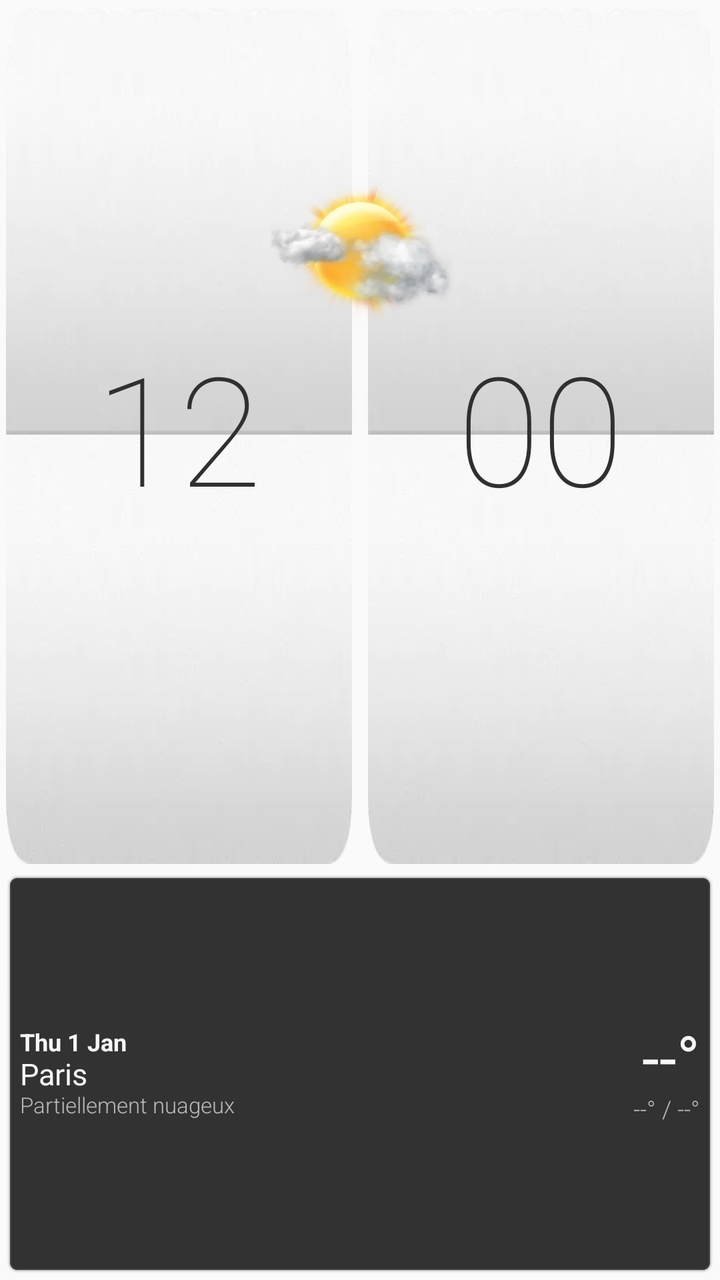
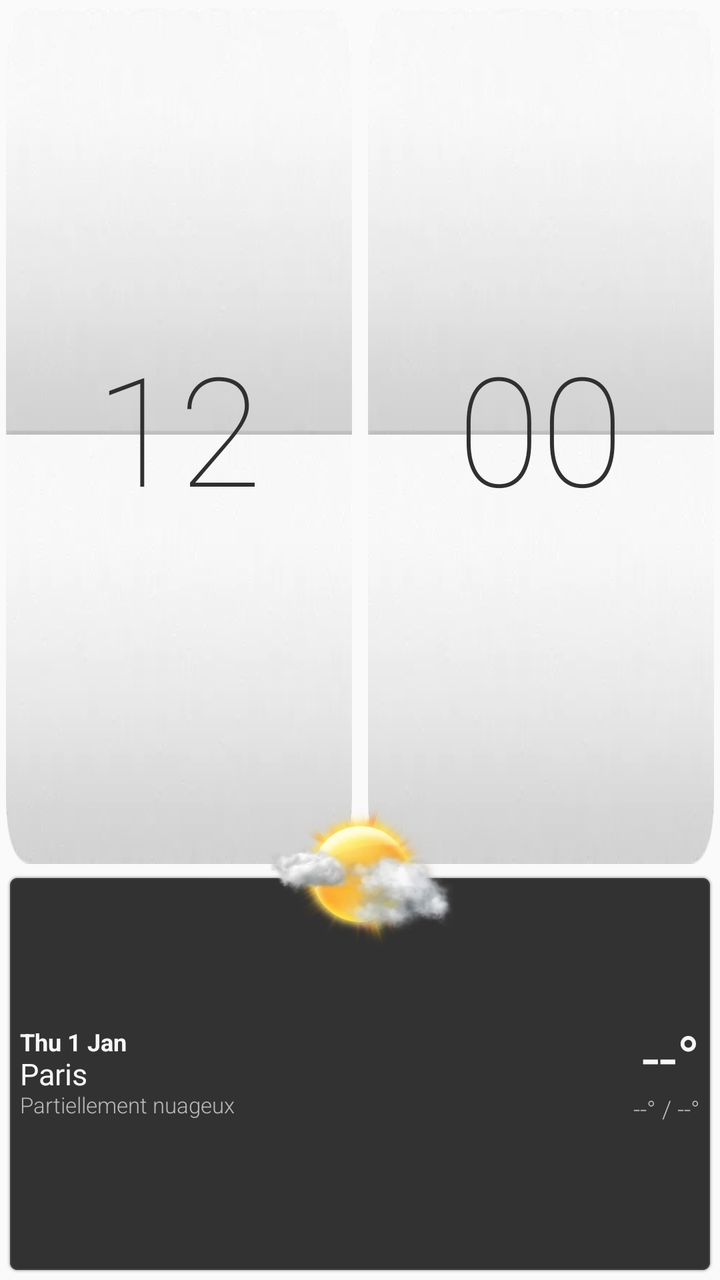

The first picture is an Android layout as it rendered before a commit; the second is the same layout after the commit. The layout source and the unified diff follow.
<!-- AndroidManifest.xml: application theme AppTheme -->
<!-- res/layout/widget_classic.xml -->
<?xml version="1.0" encoding="utf-8"?>
<FrameLayout xmlns:android="http://schemas.android.com/apk/res/android"
    android:id="@+id/widget_root"
    android:layout_width="match_parent"
    android:layout_height="match_parent"
    android:padding="3dp">

    <LinearLayout android:layout_width="match_parent" android:layout_height="match_parent" android:orientation="vertical">
        <LinearLayout android:layout_width="match_parent" android:layout_height="0dp" android:layout_weight="2.15" android:gravity="center" android:orientation="horizontal">
            <FrameLayout android:layout_width="0dp" android:layout_height="match_parent" android:layout_marginEnd="4dp" android:layout_weight="1">
                <LinearLayout android:layout_width="match_parent" android:layout_height="match_parent" android:orientation="vertical">
                    <ImageView android:layout_width="match_parent" android:layout_height="0dp" android:layout_weight="1" android:scaleType="fitXY" android:src="@drawable/clock_weather_clock_tab_up" />
                    <ImageView android:layout_width="match_parent" android:layout_height="0dp" android:layout_weight="1" android:scaleType="fitXY" android:src="@drawable/clock_weather_clock_tab_down" />
                </LinearLayout>
                <TextClock android:id="@+id/hour_panel" style="@style/HtcFlipDigits" android:layout_width="match_parent" android:layout_height="match_parent" android:format12Hour="hh" android:format24Hour="HH" />
            </FrameLayout>
            <FrameLayout android:layout_width="0dp" android:layout_height="match_parent" android:layout_marginStart="4dp" android:layout_weight="1">
                <LinearLayout android:layout_width="match_parent" android:layout_height="match_parent" android:orientation="vertical">
                    <ImageView android:layout_width="match_parent" android:layout_height="0dp" android:layout_weight="1" android:scaleType="fitXY" android:src="@drawable/clock_weather_clock_tab_up" />
                    <ImageView android:layout_width="match_parent" android:layout_height="0dp" android:layout_weight="1" android:scaleType="fitXY" android:src="@drawable/clock_weather_clock_tab_down" />
                </LinearLayout>
                <TextClock android:id="@+id/minute_panel" style="@style/HtcFlipDigits" android:layout_width="match_parent" android:layout_height="match_parent" android:format12Hour="mm" android:format24Hour="mm" />
            </FrameLayout>
        </LinearLayout>

        <FrameLayout android:id="@+id/weather_panel" android:layout_width="match_parent" android:layout_height="0dp" android:layout_marginTop="5dp" android:layout_weight="1" android:background="@drawable/common_panel_dark">
            <LinearLayout android:layout_width="match_parent" android:layout_height="match_parent" android:orientation="horizontal" android:paddingStart="7dp" android:paddingEnd="7dp">
                <LinearLayout android:layout_width="0dp" android:layout_height="match_parent" android:layout_weight="1" android:gravity="center_vertical" android:orientation="vertical">
                    <TextClock android:id="@+id/widget_date" style="@style/HtcWeatherPrimary" android:layout_width="match_parent" android:layout_height="wrap_content" android:format12Hour="EEE d MMM" android:format24Hour="EEE d MMM" android:maxLines="1" android:textSize="12sp" android:textStyle="bold" />
                    <TextView android:id="@+id/city" style="@style/HtcWeatherPrimary" android:layout_width="match_parent" android:layout_height="wrap_content" android:ellipsize="end" android:maxLines="1" android:text="Paris" android:textSize="15sp" />
                    <TextView android:id="@+id/condition" style="@style/HtcWeatherSecondary" android:layout_width="match_parent" android:layout_height="wrap_content" android:ellipsize="end" android:maxLines="1" android:text="Partiellement nuageux" android:textSize="11sp" />
                </LinearLayout>
                <LinearLayout android:layout_width="96dp" android:layout_height="match_parent" android:gravity="center_vertical|end" android:orientation="vertical">
                    <TextView android:id="@+id/temperature" style="@style/HtcWeatherPrimary" android:layout_width="match_parent" android:layout_height="wrap_content" android:gravity="end" android:text="--°" android:textSize="31sp" />
                    <TextView android:id="@+id/range" style="@style/HtcWeatherSecondary" android:layout_width="match_parent" android:layout_height="wrap_content" android:gravity="end" android:text="--° / --°" android:textSize="12sp" />
                </LinearLayout>
            </LinearLayout>
        </FrameLayout>
    </LinearLayout>

    <ImageView android:id="@+id/weather_icon" android:layout_width="112dp" android:layout_height="88dp" android:layout_gravity="top|center_horizontal" android:layout_marginTop="78dp" android:adjustViewBounds="true" android:scaleType="fitCenter" android:src="@drawable/weather_colorgraphic_xl_03" />
</FrameLayout>
<!-- resources referenced by this layout -->
<resources>
  <!-- drawable clock_weather_clock_tab_down: webp bitmap (drawable-xxhdpi, 1830 bytes) -->
  <!-- drawable clock_weather_clock_tab_up: webp bitmap (drawable-xxhdpi, 1816 bytes) -->
  <!-- drawable common_panel_dark: png bitmap (drawable-xxhdpi, 974 bytes) -->
  <!-- drawable weather_colorgraphic_xl_03: webp bitmap (drawable-xxhdpi, 34902 bytes) -->
  <style name="HtcFlipDigits">
          <item name="android:fontFamily">sans-serif-thin</item>
          <item name="android:textColor">#303030</item>
          <item name="android:textSize">76sp</item>
          <item name="android:includeFontPadding">false</item>
          <item name="android:gravity">center</item>
      </style>
  <style name="HtcWeatherPrimary">
          <item name="android:fontFamily">sans-serif</item>
          <item name="android:textColor">#FFF7F7F7</item>
          <item name="android:includeFontPadding">false</item>
      </style>
  <style name="HtcWeatherSecondary">
          <item name="android:fontFamily">sans-serif-light</item>
          <item name="android:textColor">#FFB8B8B8</item>
          <item name="android:includeFontPadding">false</item>
      </style>
  <style name="AppTheme" parent="android:style/Theme.Material.Light.NoActionBar">
          <item name="android:fontFamily">sans</item><item name="android:colorAccent">#A8C93E</item><item name="android:navigationBarColor">#0B1013</item><item name="android:statusBarColor">#0B1013</item><item name="android:windowLightStatusBar">false</item>
      </style>
</resources>

<!-- the commit's change to res/layout/widget_classic.xml (unified diff, before → after) -->
@@ -3,9 +3,11 @@
     android:id="@+id/widget_root"
     android:layout_width="match_parent"
     android:layout_height="match_parent"
+    android:clipChildren="false"
+    android:clipToPadding="false"
     android:padding="3dp">
 
-    <LinearLayout android:layout_width="match_parent" android:layout_height="match_parent" android:orientation="vertical">
+    <LinearLayout android:layout_width="match_parent" android:layout_height="match_parent" android:clipChildren="false" android:clipToPadding="false" android:orientation="vertical">
         <LinearLayout android:layout_width="match_parent" android:layout_height="0dp" android:layout_weight="2.15" android:gravity="center" android:orientation="horizontal">
             <FrameLayout android:layout_width="0dp" android:layout_height="match_parent" android:layout_marginEnd="4dp" android:layout_weight="1">
                 <LinearLayout android:layout_width="match_parent" android:layout_height="match_parent" android:orientation="vertical">
@@ -23,7 +25,7 @@
             </FrameLayout>
         </LinearLayout>
 
-        <FrameLayout android:id="@+id/weather_panel" android:layout_width="match_parent" android:layout_height="0dp" android:layout_marginTop="5dp" android:layout_weight="1" android:background="@drawable/common_panel_dark">
+        <FrameLayout android:id="@+id/weather_panel" android:layout_width="match_parent" android:layout_height="0dp" android:layout_marginTop="5dp" android:layout_weight="1" android:background="@drawable/common_panel_dark" android:clipChildren="false" android:clipToPadding="false">
             <LinearLayout android:layout_width="match_parent" android:layout_height="match_parent" android:orientation="horizontal" android:paddingStart="7dp" android:paddingEnd="7dp">
                 <LinearLayout android:layout_width="0dp" android:layout_height="match_parent" android:layout_weight="1" android:gravity="center_vertical" android:orientation="vertical">
                     <TextClock android:id="@+id/widget_date" style="@style/HtcWeatherPrimary" android:layout_width="match_parent" android:layout_height="wrap_content" android:format12Hour="EEE d MMM" android:format24Hour="EEE d MMM" android:maxLines="1" android:textSize="12sp" android:textStyle="bold" />
@@ -35,8 +37,7 @@
                     <TextView android:id="@+id/range" style="@style/HtcWeatherSecondary" android:layout_width="match_parent" android:layout_height="wrap_content" android:gravity="end" android:text="--° / --°" android:textSize="12sp" />
                 </LinearLayout>
             </LinearLayout>
+            <ImageView android:id="@+id/weather_icon" android:layout_width="112dp" android:layout_height="88dp" android:layout_gravity="top|center_horizontal" android:adjustViewBounds="true" android:scaleType="fitCenter" android:src="@drawable/weather_colorgraphic_xl_03" android:translationY="-44dp" />
         </FrameLayout>
     </LinearLayout>
-
-    <ImageView android:id="@+id/weather_icon" android:layout_width="112dp" android:layout_height="88dp" android:layout_gravity="top|center_horizontal" android:layout_marginTop="78dp" android:adjustViewBounds="true" android:scaleType="fitCenter" android:src="@drawable/weather_colorgraphic_xl_03" />
 </FrameLayout>
